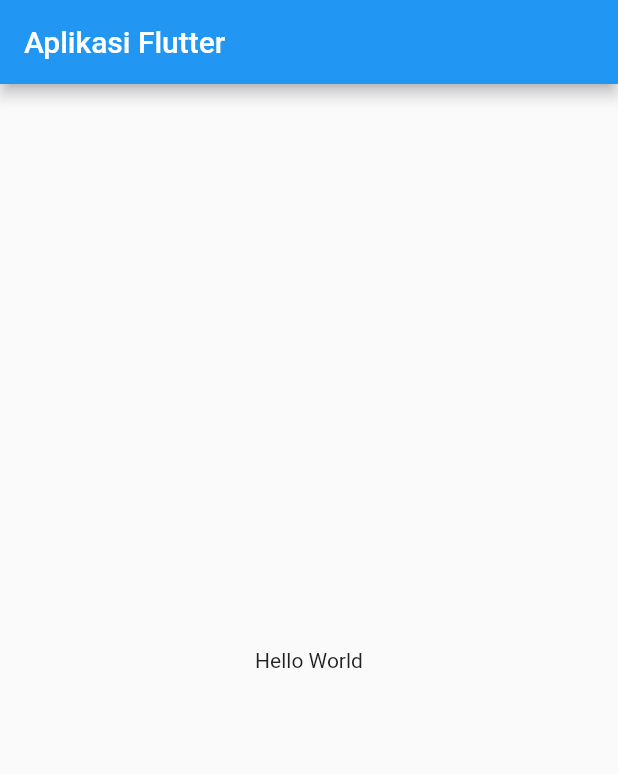
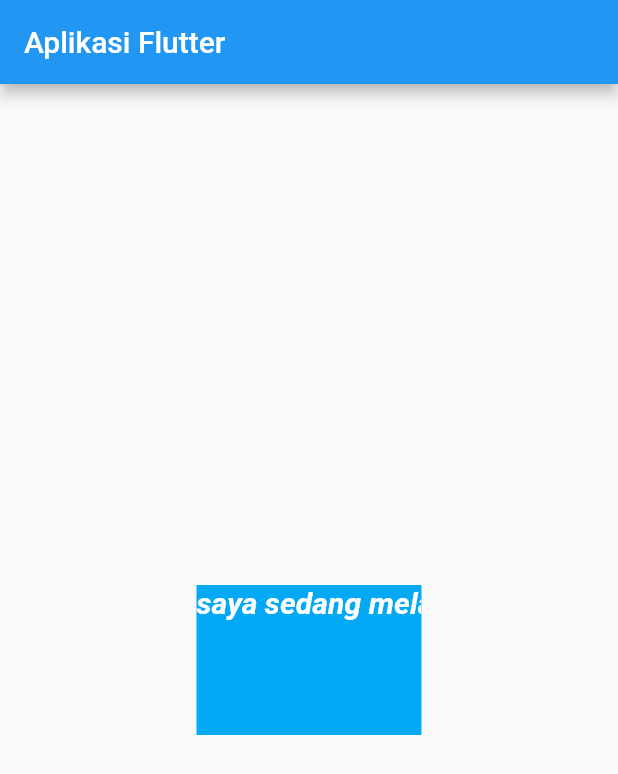
Before and after one commit to abuazis/Flutter-App-Tutorial, a Flutter app: the screen it shows after launch, on a phone screen of 412 x 824 dp. Shown: the top 774 px of the screen. Run offline on Flutter 3.47's test engine with Material 2 defaults, Android fonts, the phone set to English and light mode, and no system bars.

Commit message:
02-text-widget-flutter

```diff
--- a/lib/main.dart
+++ b/lib/main.dart
@@ -7,8 +7,26 @@ class MyApp extends StatelessWidget {
   Widget build(BuildContext context) {
     return MaterialApp(
       home: Scaffold(
-        appBar: AppBar(title: Text("Aplikasi Flutter"),),
-        body: Center(child: Text("Hello World")),
+        appBar: AppBar(
+          title: Text("Aplikasi Flutter"),
+        ),
+        body: Center(
+            child: Container(
+                color: Colors.lightBlue,
+                width: 150,
+                height: 100,
+                child: Text(
+                  "saya sedang melatih kemampuan flutter saya.",
+                  style: TextStyle(
+                      color: Colors.white,
+                      fontStyle: FontStyle.italic,
+                      fontWeight: FontWeight.w700,
+                      fontSize: 20),
+                  textAlign: TextAlign.center,
+                  maxLines: 2,
+                  overflow: TextOverflow.clip,
+                  softWrap: false,
+                ))),
       ),
     );
   }
```
